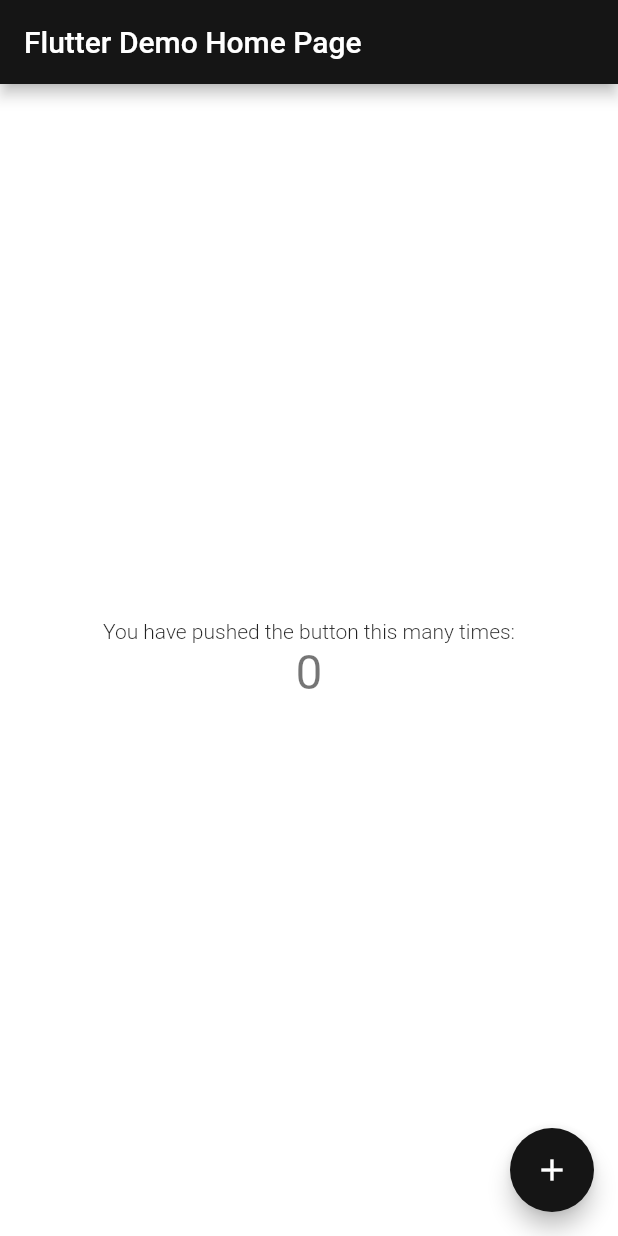
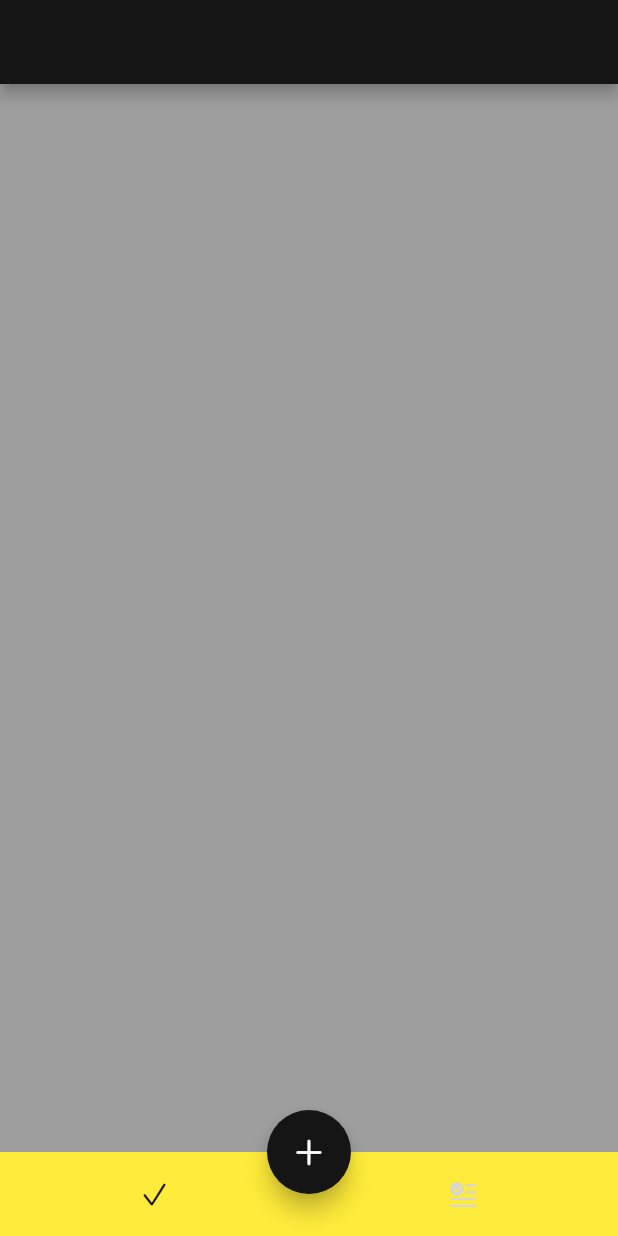
Before and after one commit to An-miyoung/clone_coding_flutter, a Flutter app: the screen it shows after launch, on a phone screen of 412 x 824 dp. Run offline on Flutter 3.47's test engine with Material 2 defaults, Android fonts, the phone set to English and light mode, and no system bars; Roboto replaces fonts that are missing (GmarketSansTTF).

Commit message:
feat: main 화면에 앱구조만들기

```diff
--- a/lib/main.dart
+++ b/lib/main.dart
@@ -1,4 +1,5 @@
 import 'package:clone_flutter_app/component/dory_themes.dart';
+import 'package:clone_flutter_app/pages/home_page.dart';
 import 'package:flutter/material.dart';
 
 void main() {
@@ -14,7 +15,7 @@
     return MaterialApp(
       title: 'Flutter Demo',
       theme: DoryThemes.lightTheme(),
-      home: const MyHomePage(title: 'Flutter Demo Home Page'),
+      home: const HomePage(),
       builder: (context, child) => MediaQuery(
           data: MediaQuery.of(context).copyWith(textScaleFactor: 1.0),
           child: child!),
--- /dev/null
+++ b/lib/pages/home_page.dart
@@ -0,0 +1,87 @@
+import 'package:clone_flutter_app/component/dory_colors.dart';
+import 'package:clone_flutter_app/pages/add_medicine/add_medicine_page.dart';
+import 'package:clone_flutter_app/pages/history/history_page.dart';
+import 'package:clone_flutter_app/pages/today/today_page.dart';
+import 'package:flutter/cupertino.dart';
+import 'package:flutter/material.dart';
+
+class HomePage extends StatefulWidget {
+  const HomePage({Key? key}) : super(key: key);
+
+  @override
+  State<HomePage> createState() => _HomePageState();
+}
+
+class _HomePageState extends State<HomePage> {
+  int _currentIndex = 0;
+  final _pages = [const TodayPage(), const HistoryPage()];
+
+  @override
+  Widget build(BuildContext context) {
+    return Container(
+      // 3. bottomNavigationBar 의 색과 scaffold 하단의 색을 맞추기 위해
+      // scaffold 는 theme 색상을 기본으로 갖고 이 앱은 검정이 기본색이다.
+      color: Colors.yellow,
+      // 1.하단과 bottomNavigationBar 사이 공간을 없애주기 위해 SafeArea 로 감싼다.
+      child: SafeArea(
+        // 4. 맨 위 AppBar밖의 색상이 3번 작업으로 노란색이 되서 top을 사용하지 않는 설정
+        top: false,
+        child: Scaffold(
+          appBar: AppBar(),
+          body: _pages[_currentIndex],
+          floatingActionButton: FloatingActionButton(
+            onPressed: _onAddMedicine,
+            child: const Icon(CupertinoIcons.add),
+          ),
+          floatingActionButtonLocation:
+              FloatingActionButtonLocation.centerDocked,
+          bottomNavigationBar: _buildBottomAppBar(),
+        ),
+      ),
+    );
+  }
+
+  BottomAppBar _buildBottomAppBar() {
+    return BottomAppBar(
+        // 2.SafeArea 로 감싼 후 아래공간과 bottomNavigationBar 를 구분하는 선을 없애기 위해
+        // elevation 을 0으로 준다.
+        elevation: 0,
+        child: Container(
+          height: kBottomNavigationBarHeight,
+          color: Colors.yellow,
+          child:
+              Row(mainAxisAlignment: MainAxisAlignment.spaceAround, children: [
+            CupertinoButton(
+                onPressed: () => _onCurrentPage(0),
+                child: Icon(
+                  CupertinoIcons.check_mark,
+                  color: (_currentIndex == 0
+                      ? DoryColors.primaryColor
+                      : Colors.grey[350]),
+                )),
+            CupertinoButton(
+                onPressed: () => _onCurrentPage(1),
+                child: Icon(
+                  CupertinoIcons.text_badge_checkmark,
+                  color: _currentIndex == 1
+                      ? DoryColors.primaryColor
+                      : Colors.grey[350],
+                ))
+          ]),
+        ));
+  }
+
+  void _onCurrentPage(int pageIndex) {
+    setState(() {
+      _currentIndex = pageIndex;
+    });
+  }
+
+  void _onAddMedicine() {
+    Navigator.push(
+        context,
+        MaterialPageRoute(
+          builder: (context) => const AddMedicinePage(),
+        ));
+  }
+}
--- /dev/null
+++ b/lib/pages/today/today_page.dart
@@ -0,0 +1,12 @@
+import 'package:flutter/material.dart';
+
+class TodayPage extends StatelessWidget {
+  const TodayPage({Key? key}) : super(key: key);
+
+  @override
+  Widget build(BuildContext context) {
+    return Container(
+      color: Colors.grey,
+    );
+  }
+}
```
Also changed, not shown: lib/pages/add_medicine/add_medicine_page.dart (added, +12 -0 lines), lib/pages/history/history_page.dart (added, +12 -0 lines).
